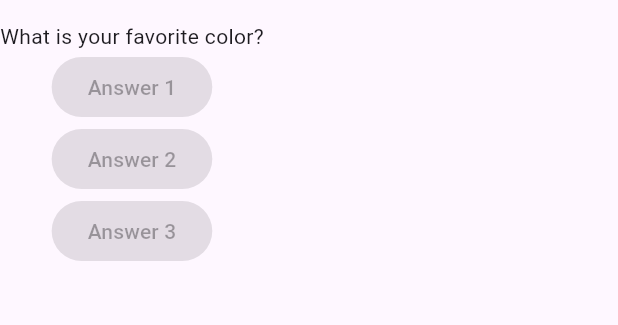
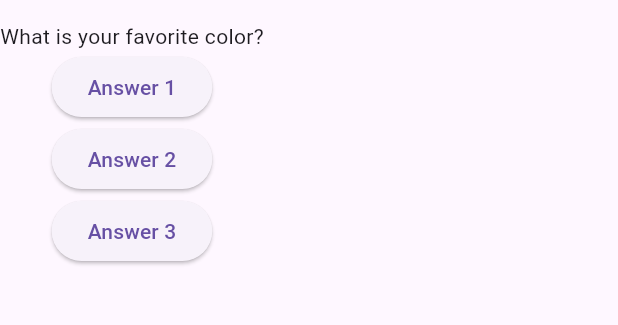
Before and after one commit to joseferreira-dev/project_questions_app, a Flutter app: the screen it shows after launch, on a phone screen of 412 x 824 dp, the part 63-388 px from its top. Run offline on Flutter 3.47's test engine with Material 3 defaults, Android fonts, the phone set to English and light mode, and no system bars.

Commit message:
Add answer() method to main.dart file

```diff
--- a/lib/main.dart
+++ b/lib/main.dart
@@ -22,22 +22,26 @@ class QuestionsApp extends StatelessWidget {
         body: Column(
           children: [
             Text(questions[0]),
-            const ElevatedButton(
-              onPressed: null,
+            ElevatedButton(
+              onPressed: answer,
               child: Text('Answer 1'),
             ),
-            const ElevatedButton(
-              onPressed: null,
+            ElevatedButton(
+              onPressed: answer,
               child: Text('Answer 2'),
             ),
-            const ElevatedButton(
-              onPressed: null,
+            ElevatedButton(
+              onPressed: answer,
               child: Text('Answer 3'),
             ),
           ],
         ),
       ),
     );
+  }
+
+  void answer() {
+    print('Question answered!');
   }
 }
 
```
